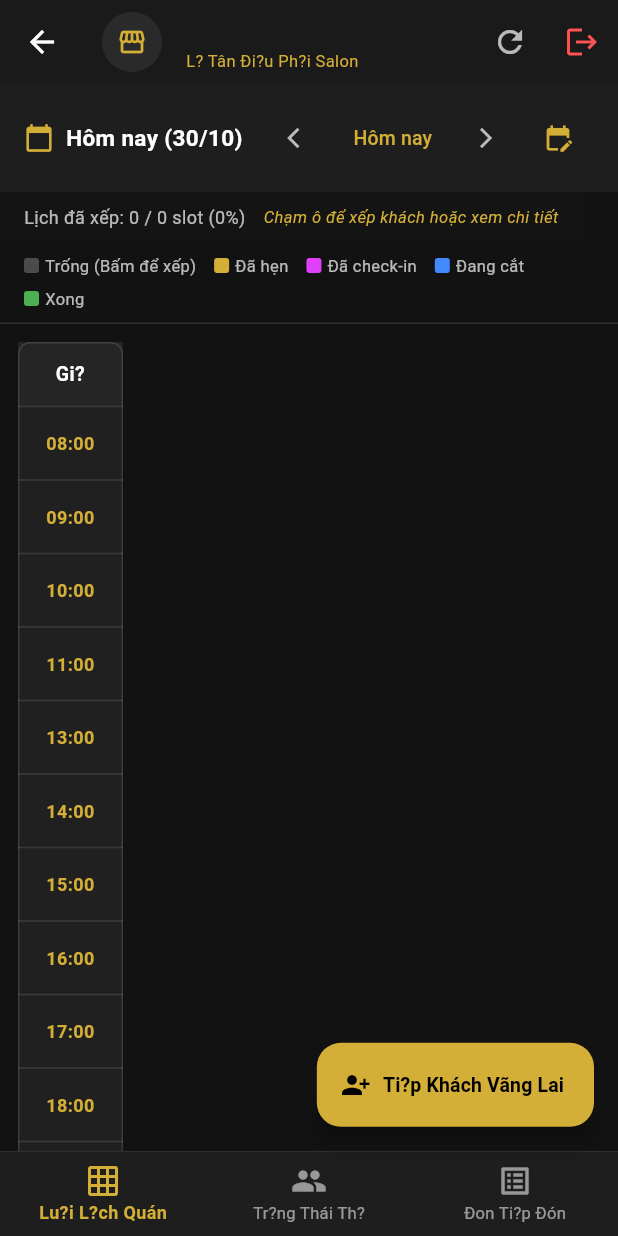
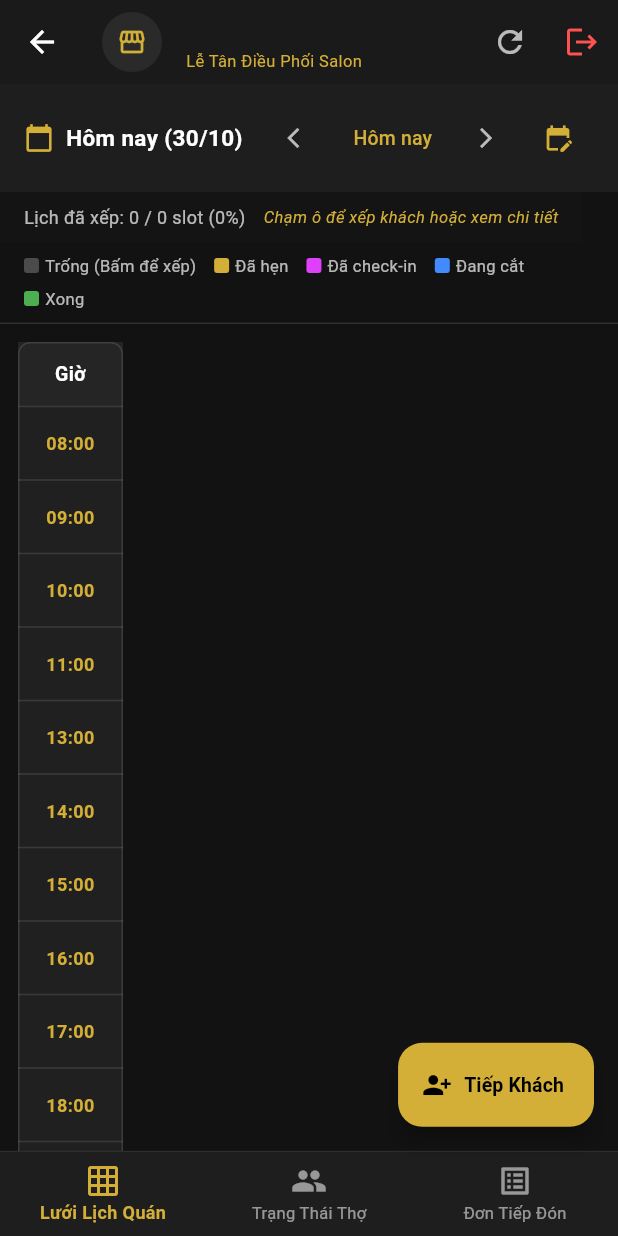
Before and after one commit to PhucLHHE180501/Group3-PRM, a Flutter app: the ReceptionistDashboardScreen screen opened directly, on a phone screen of 412 x 824 dp. Run offline on Flutter 3.47's test engine with Material 3 defaults, Android fonts, the phone set to English and light mode, and no system bars; our stand-ins replace cloud_firestore, firebase_auth, firebase_core; accounts and stored records are empty.

Commit message:
fix text format

```diff
--- a/lib/features/receptionist/screens/receptionist_dashboard_screen.dart
+++ b/lib/features/receptionist/screens/receptionist_dashboard_screen.dart
@@ -298,7 +298,7 @@ class _ReceptionistDashboardScreenState extends State<ReceptionistDashboardScree
             overflow: TextOverflow.ellipsis,
           ),
           subtitle: const Text(
-            'L? Tân Ði?u Ph?i Salon',
+            'Lễ Tân Ðiều Phối Salon',
             style: TextStyle(
               color: Color(0xFFD4AF37),
               fontSize: 11,
@@ -308,12 +308,12 @@ class _ReceptionistDashboardScreenState extends State<ReceptionistDashboardScree
         actions: [
           IconButton(
             icon: const Icon(Icons.refresh, color: Colors.white70),
-            tooltip: 'Làm m?i d? li?u',
+            tooltip: 'Làm mới dữ liệu',
             onPressed: () => setState(() {}),
           ),
           IconButton(
             icon: const Icon(Icons.logout, color: Colors.redAccent),
-            tooltip: 'Ðang xu?t',
+            tooltip: 'Ðang xuất',
             onPressed: () {
               _dataService.logout();
               Navigator.pushReplacement(
@@ -330,7 +330,7 @@ class _ReceptionistDashboardScreenState extends State<ReceptionistDashboardScree
         elevation: 6,
         icon: const Icon(Icons.person_add_alt_1, size: 20),
         label: const Text(
-          'Ti?p Khách Vãng Lai',
+          'Tiếp Khách',
           style: TextStyle(fontWeight: FontWeight.bold, fontSize: 13),
         ),
         onPressed: () => _openWalkInDialog(),
@@ -376,17 +376,17 @@ class _ReceptionistDashboardScreenState extends State<ReceptionistDashboardScree
             BottomNavigationBarItem(
               icon: Icon(Icons.grid_on),
               activeIcon: Icon(Icons.grid_on, color: Color(0xFFD4AF37)),
-              label: 'Lu?i L?ch Quán',
+              label: 'Lưới Lịch Quán',
             ),
             BottomNavigationBarItem(
               icon: Icon(Icons.group),
               activeIcon: Icon(Icons.group, color: Color(0xFFD4AF37)),
-              label: 'Tr?ng Thái Th?',
+              label: 'Trạng Thái Thợ',
             ),
             BottomNavigationBarItem(
               icon: Icon(Icons.list_alt),
               activeIcon: Icon(Icons.list_alt, color: Color(0xFFD4AF37)),
-              label: 'Ðon Ti?p Ðón',
+              label: 'Ðơn Tiếp Ðón',
             ),
           ],
         ),
@@ -426,7 +426,7 @@ class _ReceptionistDashboardScreenState extends State<ReceptionistDashboardScree
             const SizedBox(width: 10),
             Expanded(
               child: _buildMetricCard(
-                title: 'Ðang C?t',
+                title: 'Ðang Cắt',
                 value: '$busyCount',
                 color: Colors.orangeAccent,
                 icon: Icons.content_cut,
@@ -437,7 +437,7 @@ class _ReceptionistDashboardScreenState extends State<ReceptionistDashboardScree
         const SizedBox(height: 16),
 
         const Text(
-          'Giám sát th? c?t tóc th?i gian th?c:',
+          'Giám sát thợ cắt tóc thời gian thực:',
           style: TextStyle(color: Color(0xFFD4AF37), fontWeight: FontWeight.bold, fontSize: 15),
         ),
         const SizedBox(height: 10),
@@ -507,7 +507,7 @@ class _ReceptionistDashboardScreenState extends State<ReceptionistDashboardScree
             controller: _searchController,
             style: const TextStyle(color: Colors.white),
             decoration: InputDecoration(
-              hintText: 'Tìm theo SÐT, Tên khách ho?c Mã booking...',
+              hintText: 'Tìm theo SÐT, Tên khách hoặc Mã booking...',
               hintStyle: const TextStyle(color: Colors.white38, fontSize: 13),
               prefixIcon: const Icon(Icons.search, color: Color(0xFFD4AF37), size: 20),
               suffixIcon: _searchQuery.isNotEmpty
@@ -539,7 +539,7 @@ class _ReceptionistDashboardScreenState extends State<ReceptionistDashboardScree
           padding: const EdgeInsets.symmetric(horizontal: 16, vertical: 8),
           child: Row(
             children: [
-              _buildFilterChip('T?t c?', 'all'),
+              _buildFilterChip('Tất cả', 'all'),
               const SizedBox(width: 8),
               _buildFilterChip('Đã xác nhận', 'confirmed'),
               const SizedBox(width: 8),
@@ -563,7 +563,7 @@ class _ReceptionistDashboardScreenState extends State<ReceptionistDashboardScree
                     children: [
                       Icon(Icons.event_busy, color: Colors.white24, size: 48),
                       SizedBox(height: 10),
-                      Text('Không tìm th?y l?ch h?n phù h?p.', style: TextStyle(color: Colors.grey)),
+                      Text('Không tìm thấy lịch h?n phù hợp.', style: TextStyle(color: Colors.grey)),
                     ],
                   ),
                 )
@@ -764,7 +764,7 @@ class _ReceptionistDashboardScreenState extends State<ReceptionistDashboardScree
               if (booking.status == 'checked_in')
                 ElevatedButton.icon(
                   icon: const Icon(Icons.play_arrow, size: 16, color: Colors.black),
-                  label: const Text('Vào Gh? C?t'),
+                  label: const Text('Vào Ghế Cắt'),
                   style: ElevatedButton.styleFrom(
                     backgroundColor: Colors.blueAccent,
                     foregroundColor: Colors.black,
@@ -778,7 +778,7 @@ class _ReceptionistDashboardScreenState extends State<ReceptionistDashboardScree
               if (!isPaid && booking.status != 'cancelled')
                 ElevatedButton.icon(
                   icon: const Icon(Icons.attach_money, size: 16, color: Colors.black),
-                  label: const Text('Thu Tiền & Ðóng Ðon'),
+                  label: const Text('Thu Tiền & Ðóng Ðơn'),
                   style: ElevatedButton.styleFrom(backgroundColor: const Color(0xFFD4AF37)),
                   onPressed: () => _openCheckoutDialog(booking),
                 ),
@@ -808,7 +808,7 @@ class _ReceptionistDashboardScreenState extends State<ReceptionistDashboardScree
                 mainAxisAlignment: MainAxisAlignment.spaceBetween,
                 children: [
                   Text(
-                    'Chi Ti?t Ðon #${booking.id}',
+                    'Chi Tiết Ðơn #${booking.id}',
                     style: const TextStyle(color: Colors.white, fontWeight: FontWeight.bold, fontSize: 18),
                   ),
                   IconButton(
--- a/lib/features/receptionist/widgets/quick_checkout_dialog.dart
+++ b/lib/features/receptionist/widgets/quick_checkout_dialog.dart
@@ -239,7 +239,7 @@ class _QuickCheckoutDialogState extends State<QuickCheckoutDialog> {
                     foregroundColor: Colors.black,
                   ),
                   icon: const Icon(Icons.check_circle, size: 18),
-                  label: const Text('Xác Nh?n Ðã Thu Ti?n', style: TextStyle(fontWeight: FontWeight.bold)),
+                  label: const Text('Xác Nhận Ðã Thu Tiền', style: TextStyle(fontWeight: FontWeight.bold)),
                   onPressed: _handleConfirmPayment,
                 ),
               ],
--- a/lib/features/receptionist/widgets/reassign_booking_dialog.dart
+++ b/lib/features/receptionist/widgets/reassign_booking_dialog.dart
@@ -57,7 +57,7 @@ class _ReassignBookingDialogState extends State<ReassignBookingDialog> {
     if (hasChanged) {
       ScaffoldMessenger.of(context).showSnackBar(
         SnackBar(
-          content: Text('Ðã c?p nh?t l?ch #${widget.booking.id}: Th? ${_selectedBarber.fullName}, Gi? $_selectedSlot'),
+          content: Text('Ðã cập nhật lịch #${widget.booking.id}: Thợ ${_selectedBarber.fullName}, Giờ $_selectedSlot'),
           backgroundColor: Colors.green,
         ),
       );
@@ -69,13 +69,13 @@ class _ReassignBookingDialogState extends State<ReassignBookingDialog> {
       context: context,
       builder: (ctx) => AlertDialog(
         backgroundColor: const Color(0xFF1E1E1E),
-        title: const Text('Xác nh?n h?y l?ch h?n?', style: TextStyle(color: Colors.white)),
+        title: const Text('Xác nhận hủy lịch h?n?', style: TextStyle(color: Colors.white)),
         content: Column(
           mainAxisSize: MainAxisSize.min,
           crossAxisAlignment: CrossAxisAlignment.start,
           children: [
             Text(
-              'Ðon c?a: ${widget.booking.customerName ?? "Khách #${widget.booking.customerId}"}',
+              'Ðơn của: ${widget.booking.customerName ?? "Khách #${widget.booking.customerId}"}',
               style: const TextStyle(color: Colors.white70),
             ),
             const SizedBox(height: 12),
@@ -83,8 +83,8 @@ class _ReassignBookingDialogState extends State<ReassignBookingDialog> {
               controller: _cancelReasonController,
               style: const TextStyle(color: Colors.white),
               decoration: const InputDecoration(
-                labelText: 'Lý do h?y (tùy ch?n)',
-                hintText: 'Ví d?: Khách b?n d?t xu?t, không liên l?c du?c...',
+                labelText: 'Lý do hủy (tùy chọn)',
+                hintText: 'Ví dụ: Khách bận đột xuất, không liên lạc được...',
                 filled: true,
                 fillColor: Color(0xFF2A2A2A),
               ),
@@ -107,12 +107,12 @@ class _ReassignBookingDialogState extends State<ReassignBookingDialog> {
               );
               ScaffoldMessenger.of(context).showSnackBar(
                 SnackBar(
-                  content: Text('Ðã h?y l?ch #${widget.booking.id}'),
+                  content: Text('Ðã hủy lịch #${widget.booking.id}'),
                   backgroundColor: Colors.redAccent,
                 ),
               );
             },
-            child: const Text('Xác Nh?n Hủy', style: TextStyle(color: Colors.white)),
+            child: const Text('Xác Nhận Hủy', style: TextStyle(color: Colors.white)),
           ),
         ],
       ),
@@ -171,13 +171,13 @@ class _ReassignBookingDialogState extends State<ReassignBookingDialog> {
                 style: const TextStyle(color: Colors.white70, fontSize: 13),
               ),
             Text(
-              'D?ch v?: ${widget.booking.services.map((s) => s.name).join(", ")}',
+              'Dịch vụ: ${widget.booking.services.map((s) => s.name).join(", ")}',
               style: const TextStyle(color: Colors.white54, fontSize: 12),
             ),
             const SizedBox(height: 16),
 
             // Dropdown change barber
-            const Text('Chuy?n th? c?t:', style: TextStyle(color: Color(0xFFD4AF37), fontSize: 13, fontWeight: FontWeight.bold)),
+            const Text('Chuyển thợ cắt:', style: TextStyle(color: Color(0xFFD4AF37), fontSize: 13, fontWeight: FontWeight.bold)),
             const SizedBox(height: 6),
             DropdownButtonFormField<BarberModel>(
               value: _selectedBarber,
@@ -204,7 +204,7 @@ class _ReassignBookingDialogState extends State<ReassignBookingDialog> {
                       Text(b.fullName),
                       const SizedBox(width: 8),
                       Text(
-                        isAvail ? '(R?nh)' : '(Ðang b?n)',
+                        isAvail ? '(Rảnh)' : '(Ðang bận)',
                         style: TextStyle(
                           color: isAvail ? Colors.greenAccent : Colors.orangeAccent,
                           fontSize: 11,
@@ -221,7 +221,7 @@ class _ReassignBookingDialogState extends State<ReassignBookingDialog> {
             const SizedBox(height: 14),
 
             // Dropdown change slot
-            const Text('Ð?i khung gi?:', style: TextStyle(color: Color(0xFFD4AF37), fontSize: 13, fontWeight: FontWeight.bold)),
+            const Text('Ðổi khung giờ:', style: TextStyle(color: Color(0xFFD4AF37), fontSize: 13, fontWeight: FontWeight.bold)),
             const SizedBox(height: 6),
             DropdownButtonFormField<String>(
               value: _selectedSlot,
--- a/lib/features/receptionist/widgets/salon_schedule_grid.dart
+++ b/lib/features/receptionist/widgets/salon_schedule_grid.dart
@@ -214,7 +214,7 @@ class _SalonScheduleGridState extends State<SalonScheduleGrid> {
                           child: Padding(
                             padding: EdgeInsets.symmetric(vertical: 12, horizontal: 4),
                             child: Text(
-                              'Gi?',
+                              'Giờ',
                               style: TextStyle(color: Colors.white, fontWeight: FontWeight.bold, fontSize: 13),
                               textAlign: TextAlign.center,
                             ),
@@ -345,7 +345,7 @@ class _SalonScheduleGridState extends State<SalonScheduleGrid> {
                 children: [
                   Icon(Icons.add, color: Colors.greenAccent, size: 14),
                   SizedBox(width: 2),
-                  Text('Tr?ng', style: TextStyle(color: Colors.greenAccent, fontSize: 11)),
+                  Text('Trống', style: TextStyle(color: Colors.greenAccent, fontSize: 11)),
                 ],
               ),
             ),
@@ -395,13 +395,13 @@ class _SalonScheduleGridState extends State<SalonScheduleGrid> {
                         color: Colors.orange.withOpacity(0.3),
                         borderRadius: BorderRadius.circular(3),
                       ),
-                      child: const Text('T?i qu?y', style: TextStyle(color: Colors.orangeAccent, fontSize: 8)),
+                      child: const Text('Tại quầy', style: TextStyle(color: Colors.orangeAccent, fontSize: 8)),
                     ),
                 ],
               ),
               const SizedBox(height: 2),
               Text(
-                match.services.isNotEmpty ? match.services.first.name : 'D?ch v?',
+                match.services.isNotEmpty ? match.services.first.name : 'Dịch vụ',
                 style: const TextStyle(color: Colors.white70, fontSize: 10),
                 maxLines: 1,
                 overflow: TextOverflow.ellipsis,
--- a/lib/features/receptionist/widgets/walk_in_booking_dialog.dart
+++ b/lib/features/receptionist/widgets/walk_in_booking_dialog.dart
@@ -72,7 +72,7 @@ class _WalkInBookingDialogState extends State<WalkInBookingDialog> {
     if (_selectedServices.isEmpty) {
       ScaffoldMessenger.of(context).showSnackBar(
         const SnackBar(
-          content: Text('Vui lòng ch?n ít nh?t 1 d?ch v?!'),
+          content: Text('Vui lòng chọn ít nhất 1 dịch vụ!'),
           backgroundColor: Colors.redAccent,
         ),
       );
@@ -81,7 +81,7 @@ class _WalkInBookingDialogState extends State<WalkInBookingDialog> {
     if (_selectedBarber == null) {
       ScaffoldMessenger.of(context).showSnackBar(
         const SnackBar(
-          content: Text('Vui lòng ch?n th? c?t tóc!'),
+          content: Text('Vui lòng chọn thợ cắt tóc!'),
           backgroundColor: Colors.redAccent,
         ),
       );
@@ -105,8 +105,8 @@ class _WalkInBookingDialogState extends State<WalkInBookingDialog> {
       SnackBar(
         content: Text(
           _immediateStart
-              ? 'Ðã t?o l?ch và x?p khách ${_nameController.text.trim()} vào gh? c?t ngay!'
-              : 'Ðã t?o l?ch h?n thành công cho ${_nameController.text.trim()}!',
+              ? 'Ðã tạo lịch và xếp khách ${_nameController.text.trim()} vào ghế cắt ngay!'
+              : 'Ðã tạo lịch hẹn thành công cho ${_nameController.text.trim()}!',
         ),
         backgroundColor: Colors.green,
       ),
@@ -143,7 +143,7 @@ class _WalkInBookingDialogState extends State<WalkInBookingDialog> {
                           SizedBox(width: 10),
                           Expanded(
                             child: Text(
-                              'Tiếp Nhận Khách Vãng Lai',
+                              'Tiếp Nhận Khách',
                               style: TextStyle(color: Colors.white, fontWeight: FontWeight.bold, fontSize: 18),
                               maxLines: 1,
                               overflow: TextOverflow.ellipsis,
@@ -191,7 +191,7 @@ class _WalkInBookingDialogState extends State<WalkInBookingDialog> {
                         keyboardType: TextInputType.phone,
                         decoration: InputDecoration(
                           labelText: 'Số điện thoại (tùy chọn)',
-                          hintText: 'Ví d?: 0912345678',
+                          hintText: 'Ví dụ: 0912345678',
                           prefixIcon: const Icon(Icons.phone, color: Colors.white70, size: 20),
                           filled: true,
                           fillColor: const Color(0xFF2A2A2A),
@@ -247,7 +247,7 @@ class _WalkInBookingDialogState extends State<WalkInBookingDialog> {
 
                       // Section 3: Select Barber
                       const Text(
-                        '3. Gán th? c?t tóc',
+                        '3. Gán thợ cắt tóc',
                         style: TextStyle(color: Color(0xFFD4AF37), fontWeight: FontWeight.bold, fontSize: 14),
                       ),
                       const SizedBox(height: 8),
@@ -283,7 +283,7 @@ class _WalkInBookingDialogState extends State<WalkInBookingDialog> {
                                     borderRadius: BorderRadius.circular(6),
                                   ),
                                   child: Text(
-                                    isAvail ? 'R?nh' : 'Ðang b?n',
+                                    isAvail ? 'Rảnh' : 'Ðang bận',
                                     style: TextStyle(
                                       color: isAvail ? Colors.greenAccent : Colors.orangeAccent,
                                       fontSize: 10,
@@ -305,18 +305,18 @@ class _WalkInBookingDialogState extends State<WalkInBookingDialog> {
 
                       // Section 4: Time of Service
                       const Text(
-                        '4. Th?i gian c?t tóc',
+                        '4. Thời gian cắt tóc',
                         style: TextStyle(color: Color(0xFFD4AF37), fontWeight: FontWeight.bold, fontSize: 14),
                       ),
                       const SizedBox(height: 6),
                       SwitchListTile(
                         contentPadding: EdgeInsets.zero,
                         title: const Text(
-                          'C?t ngay bây gi? (Khách dã có m?t)',
+                          'Cắt ngay bây giờ (Khách đã có mặt)',
                           style: TextStyle(color: Colors.white, fontSize: 14, fontWeight: FontWeight.w600),
                         ),
                         subtitle: const Text(
-                          'H? th?ng s? chuy?n tr?ng thái th? sang Ðang ph?c v?',
+                          'Hệ thống sẽ chuyển trạng thái thợ sang Ðang phục vụ',
                           style: TextStyle(color: Colors.white54, fontSize: 12),
                         ),
                         value: _immediateStart,
@@ -338,7 +338,7 @@ class _WalkInBookingDialogState extends State<WalkInBookingDialog> {
                                 dropdownColor: const Color(0xFF2A2A2A),
                                 style: const TextStyle(color: Colors.white),
                                 decoration: InputDecoration(
-                                  labelText: 'Khung gi? h?n',
+                                  labelText: 'Khung giờ hẹn',
                                   filled: true,
                                   fillColor: const Color(0xFF2A2A2A),
                                   border: OutlineInputBorder(borderRadius: BorderRadius.circular(10)),
@@ -366,8 +366,8 @@ class _WalkInBookingDialogState extends State<WalkInBookingDialog> {
                         controller: _noteController,
                         style: const TextStyle(color: Colors.white),
                         decoration: InputDecoration(
-                          labelText: 'Ghi chú ki?u tóc ho?c yêu c?u riêng',
-                          hintText: 'Ví d?: C?o sát vi?n, không dùng tông do c?o tr?ng...',
+                          labelText: 'Ghi chú kiểu tóc hoặc yêu cầu riêng',
+                          hintText: 'Ví dụ: C?o sát vi?n, không dùng tông do c?o tr?ng...',
                           prefixIcon: const Icon(Icons.note_alt, color: Colors.white70, size: 20),
                           filled: true,
                           fillColor: const Color(0xFF2A2A2A),
@@ -416,7 +416,7 @@ class _WalkInBookingDialogState extends State<WalkInBookingDialog> {
                           ),
                           icon: const Icon(Icons.check, size: 18),
                           label: Text(
-                            _immediateStart ? 'Xác Nh?n & Vào C?t' : 'Luu L?ch H?n',
+                            _immediateStart ? 'Xác Nhận & Vào Cắt' : 'Lưu Lịch Hẹn',
                             style: const TextStyle(fontWeight: FontWeight.bold),
                           ),
                           onPressed: _handleSubmit,
```
